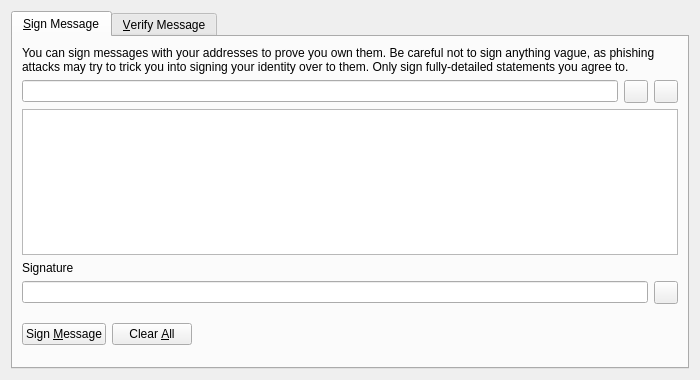
Above: src/qt/forms/signverifymessagedialog.ui from WisprProject/core before the change. Below: the same form after it.
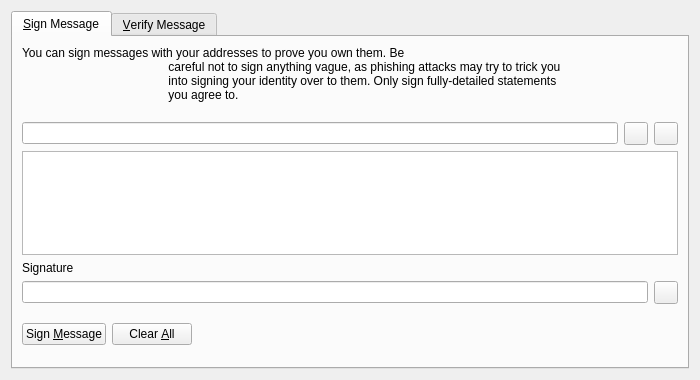
That is the form after the change. Icons and pictures are not drawn. Custom widgets are drawn as their Qt base class.

```diff
--- a/src/qt/forms/signverifymessagedialog.ui
+++ b/src/qt/forms/signverifymessagedialog.ui
@@ -30,7 +30,11 @@
        <item>
         <widget class="QLabel" name="infoLabel_SM">
          <property name="text">
-          <string>You can sign messages with your addresses to prove you own them. Be careful not to sign anything vague, as phishing attacks may try to trick you into signing your identity over to them. Only sign fully-detailed statements you agree to.</string>
+                                        <string>You can sign messages with your addresses to prove you own them. Be
+                                            careful not to sign anything vague, as phishing attacks may try to trick you
+                                            into signing your identity over to them. Only sign fully-detailed statements
+                                            you agree to.
+                                        </string>
          </property>
          <property name="textFormat">
           <enum>Qt::PlainText</enum>
```
Left out of the diff: 34 changed lines with no effect on the pictures. Lines whose indentation alone changed are shown as unchanged.
